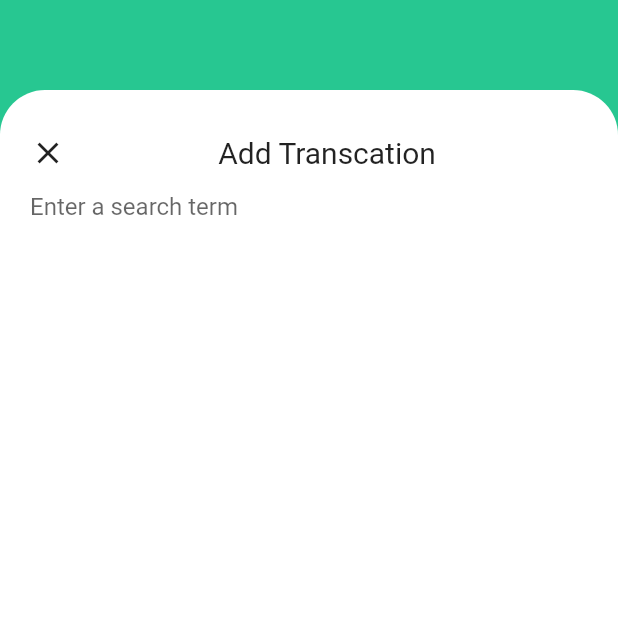
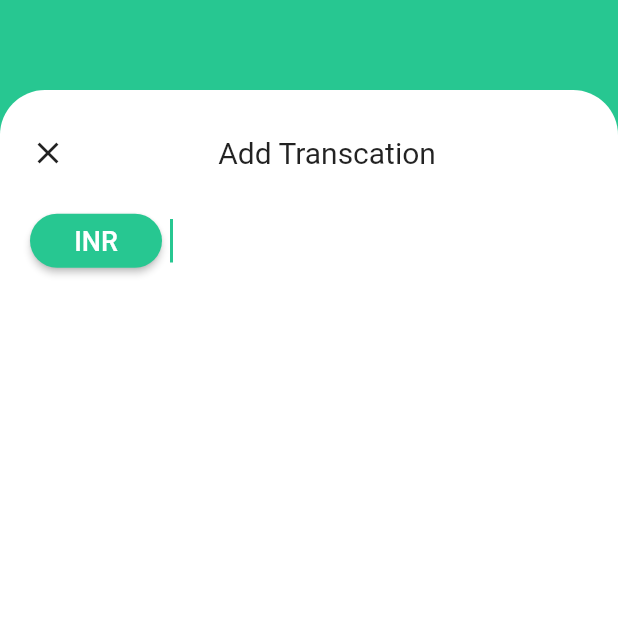
Before and after one commit to keertirajmalik/Pocket-Friend, a Flutter app: the screen it shows after launch, on a phone screen of 412 x 824 dp, the top half of it. Run offline on Flutter 3.47's test engine with Material 2 defaults, Android fonts, the phone set to English and light mode, and no system bars.

Commit message:
added the Currency button along with text field to enter the amount

```diff
--- a/lib/screens/add_transaction_screen.dart
+++ b/lib/screens/add_transaction_screen.dart
@@ -1,8 +1,11 @@
 import 'package:flutter/material.dart';
+import 'package:intl/intl.dart';
 
 class AddTransactionScreen extends StatelessWidget {
   @override
   Widget build(BuildContext context) {
+    final _todayDate = TextEditingController();
+    _todayDate.text = DateFormat('dd MMM y').format(DateTime.now());
     return Scaffold(
       backgroundColor: Color(0xff27c791),
       body: Column(
@@ -16,9 +19,8 @@ class AddTransactionScreen extends StatelessWidget {
               decoration: BoxDecoration(
                 color: Colors.white,
                 borderRadius: BorderRadius.only(
-                  topLeft: Radius.circular(30.0),
-                  topRight: Radius.circular(30.0),
-                ),
+                    topLeft: Radius.circular(30.0),
+                    topRight: Radius.circular(30.0)),
               ),
               child: Column(
                 children: [
@@ -34,10 +36,32 @@ class AddTransactionScreen extends StatelessWidget {
                       ),
                     ],
                   ),
-                  TextField(
-                    decoration: InputDecoration(
-                        border: InputBorder.none,
-                        hintText: 'Enter a search term'),
+                  SizedBox(height: 20.0),
+                  Row(
+                    children: [
+                      MaterialButton(
+                        onPressed: () {},
+                        color: Color(0xff27c791),
+                        shape: RoundedRectangleBorder(
+                            borderRadius: BorderRadius.circular(18.0)),
+                        child: Text('INR',
+                            style:
+                                TextStyle(color: Colors.white, fontSize: 18.0)),
+                      ),
+                      SizedBox(width: 5.0),
+                      Expanded(
+                        child: TextField(
+                          decoration: InputDecoration(
+                            border: InputBorder.none,
+                          ),
+                          cursorColor: Color(0xff27c791),
+                          autofocus: true,
+                          keyboardType: TextInputType.number,
+                          style: TextStyle(
+                              fontSize: 25.0, fontWeight: FontWeight.bold),
+                        ),
+                      ),
+                    ],
                   ),
                 ],
               ),
```
